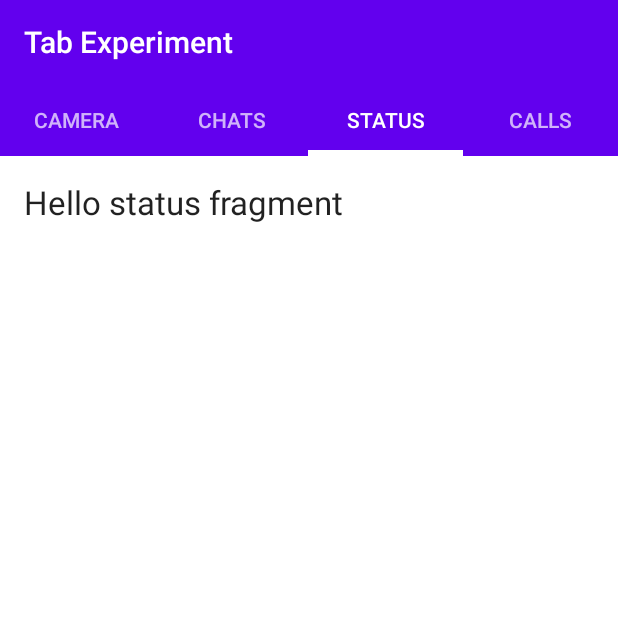
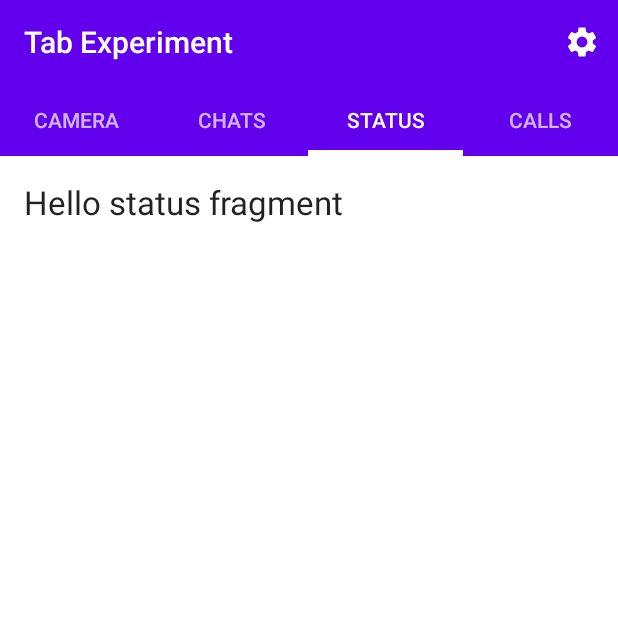
Before and after one commit to elijahmurimi40/Tab-Experiment, an Android app: the screen it shows after launch (MainActivity), tab 3 chosen, on a phone screen of 412 x 824 dp, the top half of it. Run offline under Robolectric (Android 15) with nearby library versions, the phone set to English and light mode, and no system bars.

Commit message:
Add menu resource to rest of fragments

```diff
--- a/app/src/main/java/com/fortie40/tabexperiment/ui/tabfragment2/TabFragment2.kt
+++ b/app/src/main/java/com/fortie40/tabexperiment/ui/tabfragment2/TabFragment2.kt
@@ -1,10 +1,8 @@
 package com.fortie40.tabexperiment.ui.tabfragment2
 
 import android.os.Bundle
+import android.view.*
 import androidx.fragment.app.Fragment
-import android.view.LayoutInflater
-import android.view.View
-import android.view.ViewGroup
 
 import com.fortie40.tabexperiment.R
 
@@ -22,4 +20,9 @@
         return inflater.inflate(R.layout.fragment_tab2, container, false)
     }
 
+    override fun onCreateOptionsMenu(menu: Menu, inflater: MenuInflater) {
+        super.onCreateOptionsMenu(menu, inflater)
+        inflater.inflate(R.menu.tab_fragment2_menu, menu)
+    }
+
 }
--- a/app/src/main/java/com/fortie40/tabexperiment/ui/tabfragment3/TabFragment3.kt
+++ b/app/src/main/java/com/fortie40/tabexperiment/ui/tabfragment3/TabFragment3.kt
@@ -1,10 +1,8 @@
 package com.fortie40.tabexperiment.ui.tabfragment3
 
 import android.os.Bundle
+import android.view.*
 import androidx.fragment.app.Fragment
-import android.view.LayoutInflater
-import android.view.View
-import android.view.ViewGroup
 
 import com.fortie40.tabexperiment.R
 
@@ -22,4 +20,9 @@
         return inflater.inflate(R.layout.fragment_tab3, container, false)
     }
 
+    override fun onCreateOptionsMenu(menu: Menu, inflater: MenuInflater) {
+        super.onCreateOptionsMenu(menu, inflater)
+        inflater.inflate(R.menu.tab_fragment3_menu, menu)
+    }
+
 }
--- /dev/null
+++ b/app/src/main/res/drawable/ic_delete_24dp.xml
@@ -0,0 +1,5 @@
+<vector android:height="24dp" android:tint="#FFFFFF"
+    android:viewportHeight="24.0" android:viewportWidth="24.0"
+    android:width="24dp" xmlns:android="http://schemas.android.com/apk/res/android">
+    <path android:fillColor="#FF000000" android:pathData="M6,19c0,1.1 0.9,2 2,2h8c1.1,0 2,-0.9 2,-2V7H6v12zM19,4h-3.5l-1,-1h-5l-1,1H5v2h14V4z"/>
+</vector>
--- /dev/null
+++ b/app/src/main/res/drawable/ic_settings_24dp.xml
@@ -0,0 +1,5 @@
+<vector android:height="24dp" android:tint="#FFFFFF"
+    android:viewportHeight="24" android:viewportWidth="24"
+    android:width="24dp" xmlns:android="http://schemas.android.com/apk/res/android">
+    <path android:fillColor="#FF000000" android:pathData="M19.1,12.9a2.8,2.8 0,0 0,0.1 -0.9,2.8 2.8,0 0,0 -0.1,-0.9l2.1,-1.6a0.7,0.7 0,0 0,0.1 -0.6L19.4,5.5a0.7,0.7 0,0 0,-0.6 -0.2l-2.4,1a6.5,6.5 0,0 0,-1.6 -0.9l-0.4,-2.6a0.5,0.5 0,0 0,-0.5 -0.4H10.1a0.5,0.5 0,0 0,-0.5 0.4L9.3,5.4a5.6,5.6 0,0 0,-1.7 0.9l-2.4,-1a0.4,0.4 0,0 0,-0.5 0.2l-2,3.4c-0.1,0.2 0,0.4 0.2,0.6l2,1.6a2.8,2.8 0,0 0,-0.1 0.9,2.8 2.8,0 0,0 0.1,0.9L2.8,14.5a0.7,0.7 0,0 0,-0.1 0.6l1.9,3.4a0.7,0.7 0,0 0,0.6 0.2l2.4,-1a6.5,6.5 0,0 0,1.6 0.9l0.4,2.6a0.5,0.5 0,0 0,0.5 0.4h3.8a0.5,0.5 0,0 0,0.5 -0.4l0.3,-2.6a5.6,5.6 0,0 0,1.7 -0.9l2.4,1a0.4,0.4 0,0 0,0.5 -0.2l2,-3.4c0.1,-0.2 0,-0.4 -0.2,-0.6ZM12,15.6A3.6,3.6 0,1 1,15.6 12,3.6 3.6,0 0,1 12,15.6Z"/>
+</vector>
--- /dev/null
+++ b/app/src/main/res/menu/tab_fragment2_menu.xml
@@ -0,0 +1,8 @@
+<?xml version="1.0" encoding="utf-8"?>
+<menu xmlns:android="http://schemas.android.com/apk/res/android"
+    xmlns:app="http://schemas.android.com/apk/res-auto">
+
+    <item android:title="@string/settings"
+        android:icon="@drawable/ic_settings_24dp"
+        app:showAsAction="always" />
+</menu>
--- /dev/null
+++ b/app/src/main/res/menu/tab_fragment3_menu.xml
@@ -0,0 +1,8 @@
+<?xml version="1.0" encoding="utf-8"?>
+<menu xmlns:android="http://schemas.android.com/apk/res/android"
+    xmlns:app="http://schemas.android.com/apk/res-auto">
+
+    <item android:title="@string/delete"
+        android:icon="@drawable/ic_delete_24dp"
+        app:showAsAction="always" />
+</menu>
--- a/app/src/main/res/values/strings.xml
+++ b/app/src/main/res/values/strings.xml
@@ -16,6 +16,9 @@
     <!-- Camera Fragment -->
     <string name="hello_camera_fragment">Hello camera fragment</string>
 
-    // menu item
+    // tab fragment1 and 2 menu item
     <string name="settings">Settings</string>
+
+    // tab fragment3 menu item
+    <string name="delete">Delete</string>
 </resources>
```
